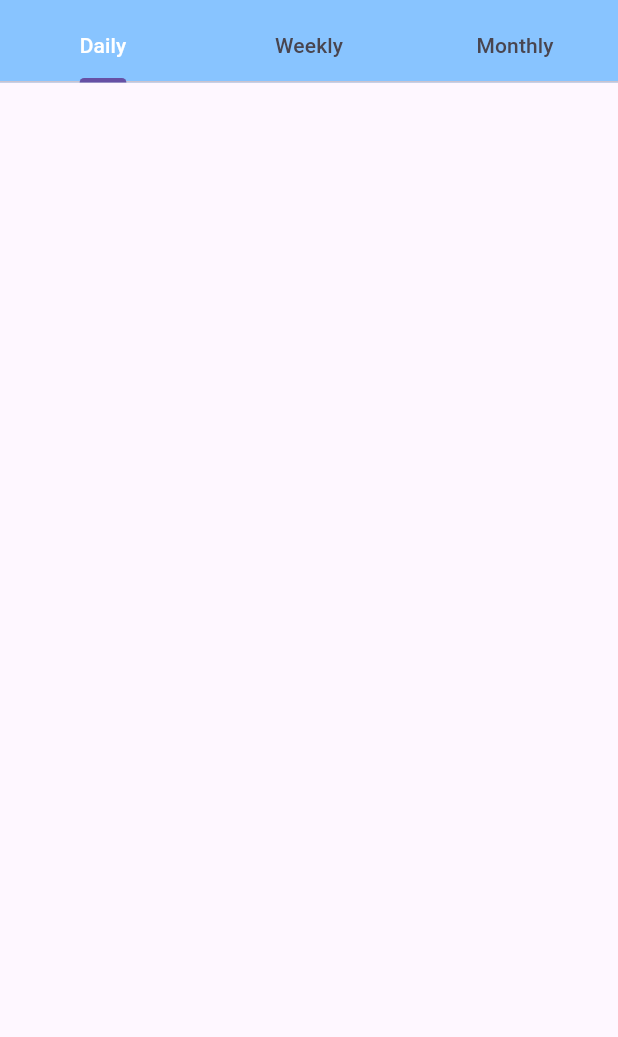
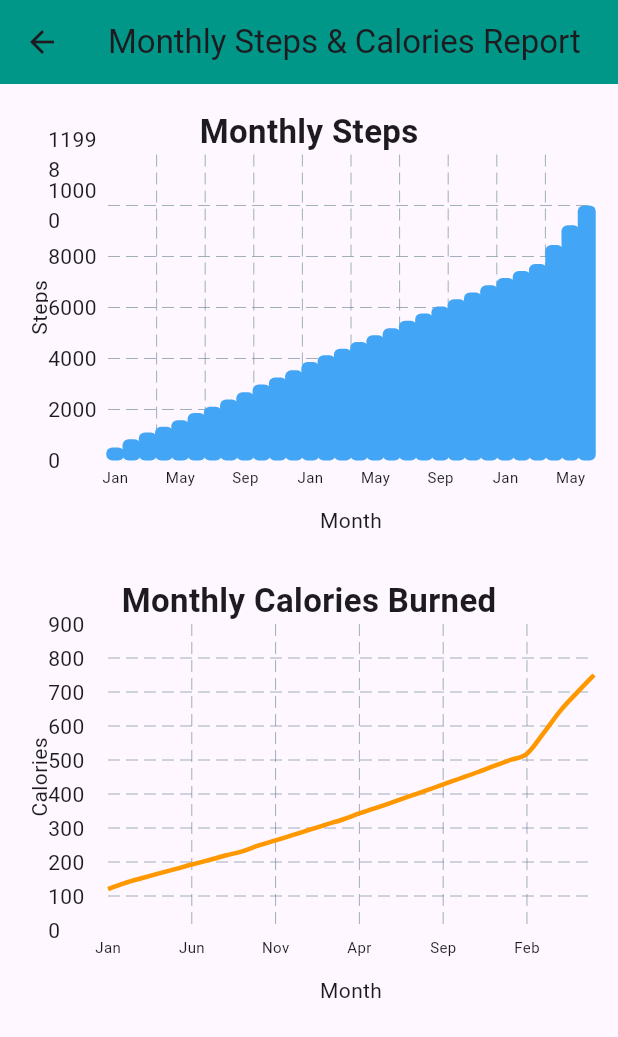
Before and after one commit to arc-662/bytesteps, a Flutter app: the ReportScreen screen opened directly, on a phone screen of 412 x 824 dp. Shown: the top 1037 px of the screen. Run offline on Flutter 3.47's test engine with Material 3 defaults, Android fonts, the light colour scheme and no system bars; drawn by our look-alikes of fl_chart; our stand-ins replace get, hive, hive_flutter, pedometer, permission_handler; accounts and stored records are empty.

Commit message:
added charts

```diff
--- a/lib/screens/dashboard_card.dart
+++ b/lib/screens/dashboard_card.dart
@@ -156,20 +156,20 @@ class _DashboardCardState extends State<DashboardCard> {
               ])
             ]),
             // 2nd Row to show Rounded Horizontal Progress Bar
-            Row(mainAxisAlignment: MainAxisAlignment.center, children: [
-              ClipRRect(
-                borderRadius: BorderRadius.circular(10),
-                child: Obx(() => SizedBox(
-                      width: MediaQuery.of(context).size.width * 0.85,
-                      height: 13,
-                      child: LinearProgressIndicator(
-                        value: controller.hpb.value,
-                        backgroundColor: Colors.grey[300],
-                        valueColor: AlwaysStoppedAnimation<Color>(Colors.blue),
-                      ),
-                    )),
-              ),
-            ]),
+            // Row(mainAxisAlignment: MainAxisAlignment.center, children: [
+            //   ClipRRect(
+            //     borderRadius: BorderRadius.circular(10),
+            //     child: Obx(() => SizedBox(
+            //           width: MediaQuery.of(context).size.width * 0.85,
+            //           height: 13,
+            //           child: LinearProgressIndicator(
+            //             value: controller.hpb.value,
+            //             backgroundColor: Colors.grey[300],
+            //             valueColor: AlwaysStoppedAnimation<Color>(Colors.blue),
+            //           ),
+            //         )),
+            //   ),
+            // ]),
             // 3rd to show Description of Distance Traveled, Calories Burn and Time Spent
             Row(
               mainAxisAlignment: MainAxisAlignment.spaceEvenly,
--- a/lib/screens/report_screen.dart
+++ b/lib/screens/report_screen.dart
@@ -1,289 +1,210 @@
+import 'package:bytesteps/controller.dart';
 import 'package:flutter/material.dart';
 import 'package:get/get.dart';
-import 'package:bytesteps/controller.dart';
+import 'package:fl_chart/fl_chart.dart';
 
 class ReportScreen extends StatelessWidget {
+  final DashboardController controller = Get.find<DashboardController>();
+
   ReportScreen({super.key});
-
-  final DashboardController controller = Get.find();
 
   @override
   Widget build(BuildContext context) {
-    return DefaultTabController(
-        length: 3,
-        child: Scaffold(
-            appBar: PreferredSize(
-              preferredSize: Size.fromHeight(kToolbarHeight - 1),
-              child: AppBar(
-                backgroundColor: Color(0xFA86C3FF),
-                bottom: TabBar(
-                  labelColor: Colors.white,
-                  tabs: [
-                    Tab(text: "Daily"),
-                    Tab(text: "Weekly"),
-                    Tab(text: "Monthly"),
-                  ],
-                ),
-              ),
+    return Scaffold(
+      appBar: AppBar(
+        title: Text('Monthly Steps & Calories Report'),
+        backgroundColor: Colors.teal,
+      ),
+      body: Padding(
+        padding: const EdgeInsets.all(16.0),
+        child: Column(
+          children: [
+            Text(
+              'Monthly Steps',
+              style: TextStyle(fontSize: 22, fontWeight: FontWeight.bold),
             ),
-            body: TabBarView(
-              children: [
-                // dailyChart(),
-                // weeklyChart(),
-                // monthlyChart(),
-              ],
-            )));
+            SizedBox(
+              height: 250,
+              child: Obx(() {
+                return BarChart(
+                  BarChartData(
+                    maxY: controller.monthlySteps.value.fold<double>(
+                            0, (prev, e) => e > prev ? e.toDouble() : prev) *
+                        1.2,
+                    barGroups:
+                        List.generate(controller.monthlySteps.length, (index) {
+                      return BarChartGroupData(
+                        x: index,
+                        barRods: [
+                          BarChartRodData(
+                            toY: controller.monthlySteps[index].toDouble(),
+                            color: Colors.blue.shade400,
+                            borderRadius: BorderRadius.circular(4),
+                            width: 12,
+                          ),
+                        ],
+                      );
+                    }),
+                    titlesData: FlTitlesData(
+                      bottomTitles: AxisTitles(
+                        axisNameWidget: Text('Month'),
+                        sideTitles: SideTitles(
+                          showTitles: true,
+                          reservedSize: 30,
+                          interval: 4,
+                          getTitlesWidget: (value, meta) {
+                            final intVal = value.toInt();
+                            String monthLabel = '';
+                            switch (intVal) {
+                              case 0:
+                                monthLabel = 'Jan';
+                                break;
+                              case 4:
+                                monthLabel = 'May';
+                                break;
+                              case 8:
+                                monthLabel = 'Sep';
+                                break;
+                              case 12:
+                                monthLabel = 'Jan';
+                                break;
+                              case 16:
+                                monthLabel = 'May';
+                                break;
+                              case 20:
+                                monthLabel = 'Sep';
+                                break;
+                              case 24:
+                                monthLabel = 'Jan';
+                                break;
+                              case 28:
+                                monthLabel = 'May';
+                                break;
+                              default:
+                                monthLabel = '';
+                            }
+                            return Padding(
+                              padding: const EdgeInsets.only(top: 4.0),
+                              child: Text(monthLabel,
+                                  style: TextStyle(fontSize: 10)),
+                            );
+                          },
+                        ),
+                      ),
+                      leftTitles: AxisTitles(
+                        axisNameWidget: Text('Steps'),
+                        sideTitles: SideTitles(
+                          showTitles: true,
+                          interval: 2000,
+                          reservedSize: 40,
+                          getTitlesWidget: (value, meta) {
+                            return Text(value.toInt().toString());
+                          },
+                        ),
+                      ),
+                      topTitles:
+                          AxisTitles(sideTitles: SideTitles(showTitles: false)),
+                      rightTitles:
+                          AxisTitles(sideTitles: SideTitles(showTitles: false)),
+                    ),
+                    gridData: FlGridData(show: true, horizontalInterval: 2000),
+                    borderData: FlBorderData(show: false),
+                  ),
+                );
+              }),
+            ),
+            SizedBox(height: 32),
+            Text(
+              'Monthly Calories Burned',
+              style: TextStyle(fontSize: 22, fontWeight: FontWeight.bold),
+            ),
+            SizedBox(
+              height: 250,
+              child: Obx(() {
+                return LineChart(
+                  LineChartData(
+                    maxY: controller.monthlyCalories.value
+                            .fold<double>(0, (prev, e) => e > prev ? e : prev) *
+                        1.2,
+                    minY: 0,
+                    lineBarsData: [
+                      LineChartBarData(
+                        spots: List.generate(
+                          controller.monthlyCalories.length,
+                          (index) => FlSpot(index.toDouble(),
+                              controller.monthlyCalories[index]),
+                        ),
+                        isCurved: true,
+                        color: Colors.orange,
+                        barWidth: 3,
+                        dotData: FlDotData(show: false),
+                      ),
+                    ],
+                    titlesData: FlTitlesData(
+                      bottomTitles: AxisTitles(
+                        axisNameWidget: Text('Month'),
+                        sideTitles: SideTitles(
+                          showTitles: true,
+                          reservedSize: 30,
+                          interval: 5,
+                          getTitlesWidget: (value, meta) {
+                            final intVal = value.toInt();
+                            String monthLabel = '';
+                            switch (intVal) {
+                              case 0:
+                                monthLabel = 'Jan';
+                                break;
+                              case 5:
+                                monthLabel = 'Jun';
+                                break;
+                              case 10:
+                                monthLabel = 'Nov';
+                                break;
+                              case 15:
+                                monthLabel = 'Apr';
+                                break;
+                              case 20:
+                                monthLabel = 'Sep';
+                                break;
+                              case 25:
+                                monthLabel = 'Feb';
+                                break;
+                              default:
+                                monthLabel = '';
+                            }
+                            return Padding(
+                              padding: const EdgeInsets.only(top: 4.0),
+                              child: Text(monthLabel,
+                                  style: TextStyle(fontSize: 10)),
+                            );
+                          },
+                        ),
+                      ),
+                      leftTitles: AxisTitles(
+                        axisNameWidget: Text('Calories'),
+                        sideTitles: SideTitles(
+                          showTitles: true,
+                          interval: 100,
+                          reservedSize: 40,
+                          getTitlesWidget: (value, meta) {
+                            return Text(value.toInt().toString());
+                          },
+                        ),
+                      ),
+                      topTitles:
+                          AxisTitles(sideTitles: SideTitles(showTitles: false)),
+                      rightTitles:
+                          AxisTitles(sideTitles: SideTitles(showTitles: false)),
+                    ),
+                    gridData: FlGridData(show: true, horizontalInterval: 100),
+                    borderData: FlBorderData(show: false),
+                  ),
+                );
+              }),
+            ),
+          ],
+        ),
+      ),
+    );
   }
 }
-
-  // Widget legendRow() {
-  //   return Row(
-  //     mainAxisAlignment: MainAxisAlignment.center,
-  //     children: [
-  //       LegendDot(color: Colors.blue, label: 'Steps'),
-  //       SizedBox(width: 12),
-  //       LegendDot(color: Colors.orange, label: 'Calories'),
-  //     ],
-  //   );
-  // }
-
-//   Widget dailyChart() {
-//     final steps = controller.stepCount.value.toDouble();
-//     final calories = controller.calories.value;
-
-//     final isStepsValid = steps.isFinite && steps >= 0;
-//     final isCaloriesValid = calories.isFinite && calories >= 0;
-
-//     final safeSteps = isStepsValid ? steps : 0.0;
-//     final safeCalories = isCaloriesValid ? calories : 0.0;
-
-//     final maxVal = (safeSteps > safeCalories ? safeSteps : safeCalories) + 100;
-//     final safeMaxY = maxVal.isFinite ? maxVal : 1000;
-
-//     return Padding(
-//       padding: const EdgeInsets.all(16),
-//       child: Column(
-//         children: [
-//           legendRow(),
-//           SizedBox(height: 16),
-//           BarChart(
-//             BarChartData(
-//               maxY: safeMaxY.toDouble(),
-//               barGroups: [
-//                 BarChartGroupData(x: 0, barRods: [
-//                   BarChartRodData(
-//                     toY: safeSteps,
-//                     color: Colors.blue,
-//                     width: 20,
-//                     borderRadius: BorderRadius.circular(4),
-//                   ),
-//                   BarChartRodData(
-//                     toY: safeCalories,
-//                     color: Colors.orange,
-//                     width: 20,
-//                     borderRadius: BorderRadius.circular(4),
-//                   ),
-//                 ])
-//               ],
-//               titlesData: FlTitlesData(
-//                 bottomTitles: AxisTitles(
-//                   sideTitles: SideTitles(
-//                     showTitles: true,
-//                     getTitlesWidget: (value, meta) {
-//                       if (!value.isFinite || value.toInt() != 0) {
-//                         return SizedBox.shrink();
-//                       }
-//                       return Text("Steps / Calories");
-//                     },
-//                   ),
-//                 ),
-//                 leftTitles: AxisTitles(
-//                   sideTitles: SideTitles(showTitles: true, reservedSize: 40),
-//                 ),
-//               ),
-//               barTouchData: BarTouchData(enabled: true),
-//               gridData: FlGridData(show: true),
-//               borderData: FlBorderData(show: false),
-//               alignment: BarChartAlignment.spaceEvenly,
-//               groupsSpace: 12,
-//             ),
-//           ),
-//         ],
-//       ),
-//     );
-//   }
-
-//   Widget weeklyChart() {
-//     final steps = controller.weeklySteps;
-//     final calories = controller.weeklyCalories;
-
-//     if (steps.length < 7 || calories.length < 7) {
-//       return Center(child: Text("No weekly data available"));
-//     }
-
-//     final allValues = [...steps.map((e) => e.toDouble()), ...calories]
-//         .where((e) => e.isFinite && e >= 0)
-//         .toList();
-
-//     final maxVal =
-//         allValues.isNotEmpty ? allValues.reduce((a, b) => a > b ? a : b) : 1000;
-//     final safeMaxY = maxVal + 500;
-
-//     return Padding(
-//       padding: const EdgeInsets.all(16),
-//       child: Column(
-//         children: [
-//           legendRow(),
-//           SizedBox(height: 16),
-//           BarChart(
-//             BarChartData(
-//               maxY: safeMaxY.toDouble(),
-//               barGroups: List.generate(7, (index) {
-//                 return BarChartGroupData(x: index, barRods: [
-//                   BarChartRodData(
-//                     toY: steps[index].toDouble().isFinite
-//                         ? steps[index].toDouble()
-//                         : 0.0,
-//                     color: Colors.blue,
-//                     width: 10,
-//                     borderRadius: BorderRadius.circular(2),
-//                   ),
-//                   BarChartRodData(
-//                     toY: calories[index].isFinite ? calories[index] : 0.0,
-//                     color: Colors.orange,
-//                     width: 10,
-//                     borderRadius: BorderRadius.circular(2),
-//                   ),
-//                 ]);
-//               }),
-//               titlesData: FlTitlesData(
-//                 bottomTitles: AxisTitles(
-//                   sideTitles: SideTitles(
-//                     showTitles: true,
-//                     getTitlesWidget: (value, meta) {
-//                       const days = [
-//                         'Mon',
-//                         'Tue',
-//                         'Wed',
-//                         'Thu',
-//                         'Fri',
-//                         'Sat',
-//                         'Sun'
-//                       ];
-//                       if (!value.isFinite ||
-//                           value < 0 ||
-//                           value >= days.length) {
-//                         return SizedBox.shrink();
-//                       }
-//                       return Text(days[value.toInt()]);
-//                     },
-//                   ),
-//                 ),
-//                 leftTitles: AxisTitles(
-//                   sideTitles: SideTitles(showTitles: true, reservedSize: 40),
-//                 ),
-//               ),
-//               barTouchData: BarTouchData(enabled: true),
-//               gridData: FlGridData(show: true),
-//               borderData: FlBorderData(show: false),
-//               groupsSpace: 8,
-//             ),
-//           ),
-//         ],
-//       ),
-//     );
-//   }
-
-//   Widget monthlyChart() {
-//     final steps = controller.monthlySteps;
-//     final calories = controller.monthlyCalories;
-
-//     if (steps.length < 30 || calories.length < 30) {
-//       return Center(child: Text("No monthly data available"));
-//     }
-
-//     final allValues = [...steps.map((e) => e.toDouble()), ...calories]
-//         .where((e) => e.isFinite && e >= 0)
-//         .toList();
-
-//     final maxVal =
-//         allValues.isNotEmpty ? allValues.reduce((a, b) => a > b ? a : b) : 1000;
-//     final safeMaxY = maxVal + 500;
-
-//     return Padding(
-//       padding: const EdgeInsets.all(16),
-//       child: Column(
-//         children: [
-//           legendRow(),
-//           SizedBox(height: 16),
-//           BarChart(
-//             BarChartData(
-//               maxY: safeMaxY.toDouble(),
-//               barGroups: List.generate(30, (index) {
-//                 final stepVal = steps[index].toDouble().isFinite
-//                     ? steps[index].toDouble()
-//                     : 0.0;
-//                 final calorieVal =
-//                     calories[index].isFinite ? calories[index] : 0.0;
-
-//                 return BarChartGroupData(x: index, barRods: [
-//                   BarChartRodData(
-//                     toY: stepVal,
-//                     color: Colors.blue,
-//                     width: 4,
-//                     borderRadius: BorderRadius.circular(1),
-//                   ),
-//                   BarChartRodData(
-//                     toY: calorieVal,
-//                     color: Colors.orange,
-//                     width: 4,
-//                     borderRadius: BorderRadius.circular(1),
-//                   ),
-//                 ]);
-//               }),
-//               titlesData: FlTitlesData(
-//                 bottomTitles: AxisTitles(
-//                   sideTitles: SideTitles(
-//                     showTitles: true,
-//                     interval: 5,
-//                     getTitlesWidget: (value, meta) {
-//                       if (!value.isFinite || value < 0 || value >= 30) {
-//                         return SizedBox.shrink();
-//                       }
-//                       return Text("Day ${value.toInt() + 1}",
-//                           style: TextStyle(fontSize: 10));
-//                     },
-//                   ),
-//                 ),
-//                 leftTitles: AxisTitles(
-//                   sideTitles: SideTitles(showTitles: true, reservedSize: 40),
-//                 ),
-//               ),
-//               barTouchData: BarTouchData(enabled: true),
-//               gridData: FlGridData(show: true),
-//               borderData: FlBorderData(show: false),
-//               groupsSpace: 4,
-//             ),
-//           ),
-//         ],
-//       ),
-//     );
-//   }
-// }
-
-// class LegendDot extends StatelessWidget {
-//   final Color color;
-//   final String label;
-//   const LegendDot({required this.color, required this.label, super.key});
-
-//   @override
-//   Widget build(BuildContext context) {
-//     return Row(
-//       children: [
-//         Container(width: 12, height: 12, color: color),
-//         SizedBox(width: 4),
-//         Text(label),
-//       ],
-//     );
-//   }
-// }
--- a/lib/screens/water_card.dart
+++ b/lib/screens/water_card.dart
@@ -45,7 +45,7 @@ class _WaterTrackerCardState extends State<WaterTrackerCard> {
                     setState(() {
                       filledGlasses = 0;
                       ScaffoldMessenger.of(context).showSnackBar(
-                          SnackBar(content: Text("Water Intake is Now 0")));
+                          SnackBar(content: Text("Water intake is now 0")));
                     })
                   },
                   child: const Text(
```
